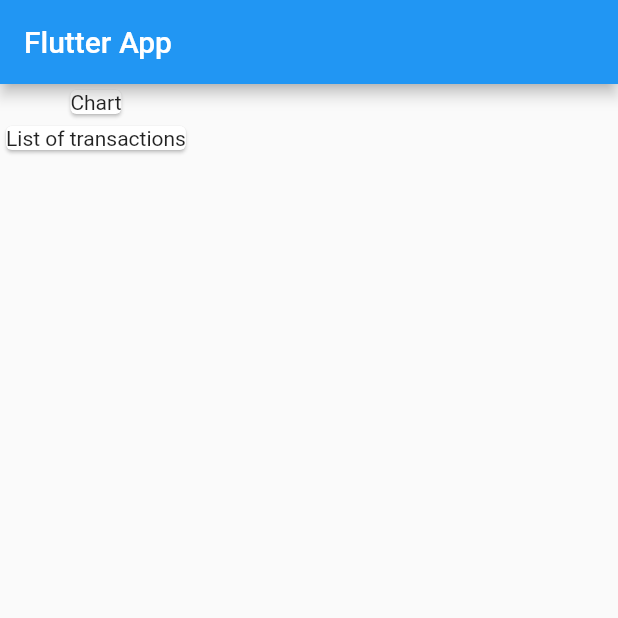
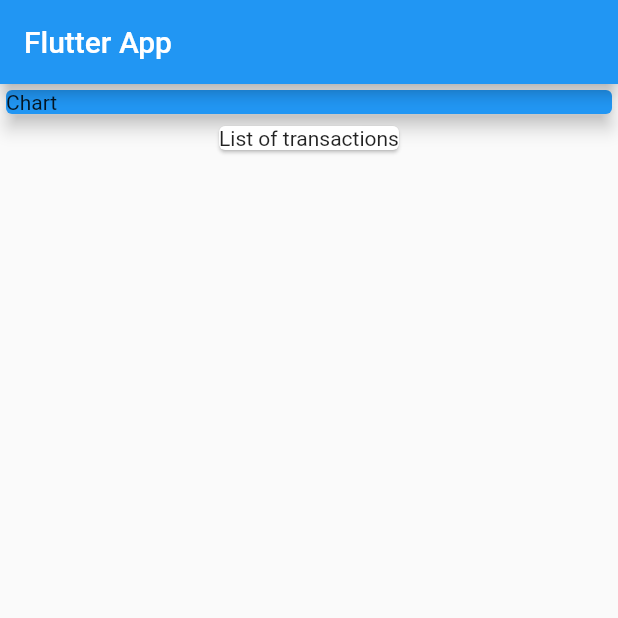
Before and after one commit to bantawa04/expenseTrackerFlutter, a Flutter app: the screen it shows after launch, on a phone screen of 412 x 824 dp, the top half of it. Run offline on Flutter 3.47's test engine with Material 2 defaults, Android fonts, the phone set to English and light mode, and no system bars.

Commit message:
4.4 Layout setup

```diff
--- a/lib/main.dart
+++ b/lib/main.dart
@@ -22,7 +22,12 @@
       body: Column(
         children: <Widget>[
           Card(
-            child: Text('Chart'),
+            color: Colors.blue,
+            child: Container(
+              width: double.infinity, //takes all space
+              child: Text('Chart'),
+            ),
+            elevation: 5,
           ),
           Card(
             child: Text('List of transactions'),
```
